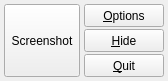
Before: the Qt Designer form lightscreenwindow.ui in ckaiser/Lightscreen, drawn with Qt 5.
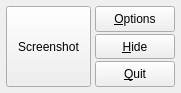
After: the same form once the commit is applied.

The edit to the form file:
```diff
--- a/lightscreenwindow.ui
+++ b/lightscreenwindow.ui
@@ -6,8 +6,8 @@
    <rect>
     <x>0</x>
     <y>0</y>
-    <width>162</width>
-    <height>81</height>
+    <width>176</width>
+    <height>93</height>
    </rect>
   </property>
   <property name="windowTitle">
@@ -21,7 +21,7 @@
     <number>2</number>
    </property>
    <property name="margin">
-    <number>4</number>
+    <number>6</number>
    </property>
    <item row="0" column="0" rowspan="3">
     <widget class="QToolButton" name="screenshotPushButton">
@@ -31,6 +31,12 @@
        <verstretch>0</verstretch>
       </sizepolicy>
      </property>
+     <property name="minimumSize">
+      <size>
+       <width>85</width>
+       <height>0</height>
+      </size>
+     </property>
      <property name="text">
       <string>Screenshot</string>
      </property>
@@ -50,6 +56,12 @@
        <verstretch>0</verstretch>
       </sizepolicy>
      </property>
+     <property name="minimumSize">
+      <size>
+       <width>0</width>
+       <height>24</height>
+      </size>
+     </property>
      <property name="toolTip">
       <string>Configure Lightscreen</string>
      </property>
@@ -72,6 +84,12 @@
        <verstretch>0</verstretch>
       </sizepolicy>
      </property>
+     <property name="minimumSize">
+      <size>
+       <width>0</width>
+       <height>24</height>
+      </size>
+     </property>
      <property name="toolTip">
       <string>Hide Lightscreen </string>
      </property>
@@ -97,6 +115,12 @@
        <verstretch>0</verstretch>
       </sizepolicy>
      </property>
+     <property name="minimumSize">
+      <size>
+       <width>0</width>
+       <height>24</height>
+      </size>
+     </property>
      <property name="toolTip">
       <string/>
      </property>
```
